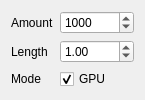
This is ui/RandomDistributorModelWidget.ui in jw0z96/FurSystem as Qt 5 draws it before an edit. The edited form follows.
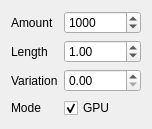
This is the edited form.

Commit message: added varitation control to distributor

The edit to the form file:
```diff
--- a/ui/RandomDistributorModelWidget.ui
+++ b/ui/RandomDistributorModelWidget.ui
@@ -6,8 +6,8 @@
    <rect>
     <x>0</x>
     <y>0</y>
-    <width>145</width>
-    <height>88</height>
+    <width>152</width>
+    <height>114</height>
    </rect>
   </property>
   <property name="windowTitle">
@@ -34,14 +34,14 @@
      </property>
     </widget>
    </item>
-   <item row="2" column="0">
+   <item row="3" column="0">
     <widget class="QLabel" name="modeLabel">
      <property name="text">
       <string>Mode</string>
      </property>
     </widget>
    </item>
-   <item row="2" column="1">
+   <item row="3" column="1">
     <widget class="QCheckBox" name="modeCheckBox">
      <property name="text">
       <string>GPU</string>
@@ -71,6 +71,29 @@
      </property>
     </widget>
    </item>
+   <item row="2" column="0">
+    <widget class="QLabel" name="variationLabel">
+     <property name="text">
+      <string>Variation</string>
+     </property>
+    </widget>
+   </item>
+   <item row="2" column="1">
+    <widget class="QDoubleSpinBox" name="variationSpinBox">
+     <property name="minimum">
+      <double>0.000000000000000</double>
+     </property>
+     <property name="maximum">
+      <double>1.000000000000000</double>
+     </property>
+     <property name="singleStep">
+      <double>0.100000000000000</double>
+     </property>
+     <property name="value">
+      <double>0.000000000000000</double>
+     </property>
+    </widget>
+   </item>
   </layout>
  </widget>
  <resources/>
```
The commit also changes 6 other files.
